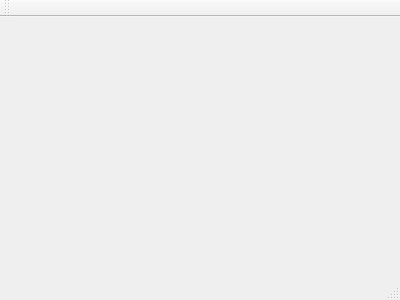
liculm89/Creo-SInel, file creo_sinel/mainwindow.ui: the form before one commit.
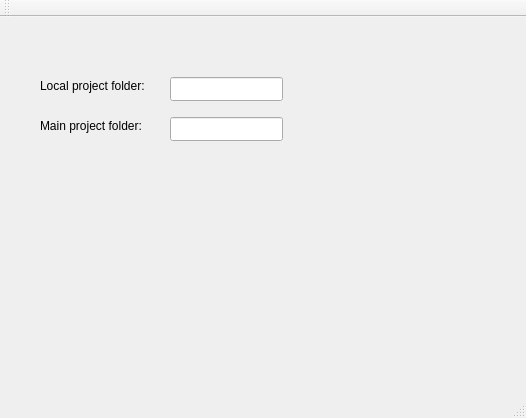
The form after the commit.

What changed in the file:
```diff
--- a/creo_sinel/mainwindow.ui
+++ b/creo_sinel/mainwindow.ui
@@ -1,24 +1,86 @@
 <ui version="4.0">
  <class>MainWindow</class>
- <widget class="QMainWindow" name="MainWindow" >
-  <property name="geometry" >
+ <widget class="QMainWindow" name="MainWindow">
+  <property name="geometry">
    <rect>
     <x>0</x>
     <y>0</y>
-    <width>400</width>
-    <height>300</height>
+    <width>526</width>
+    <height>418</height>
    </rect>
   </property>
   <property name="windowTitle" >
    <string>MainWindow</string>
   </property>
-  <widget class="QMenuBar" name="menuBar" />
-  <widget class="QToolBar" name="mainToolBar" />
-  <widget class="QWidget" name="centralWidget" />
-  <widget class="QStatusBar" name="statusBar" />
+  <widget class="QWidget" name="centralWidget">
+   <widget class="QLabel" name="label">
+    <property name="geometry">
+     <rect>
+      <x>40</x>
+      <y>60</y>
+      <width>131</width>
+      <height>18</height>
+     </rect>
+    </property>
+    <property name="text">
+     <string>Local project folder:</string>
+    </property>
+   </widget>
+   <widget class="QLabel" name="label_2">
+    <property name="geometry">
+     <rect>
+      <x>40</x>
+      <y>100</y>
+      <width>121</width>
+      <height>18</height>
+     </rect>
+    </property>
+    <property name="text">
+     <string>Main project folder:</string>
+    </property>
+   </widget>
+   <widget class="QLineEdit" name="lineEdit">
+    <property name="geometry">
+     <rect>
+      <x>170</x>
+      <y>60</y>
+      <width>113</width>
+      <height>24</height>
+     </rect>
+    </property>
+   </widget>
+   <widget class="QLineEdit" name="lineEdit_2">
+    <property name="geometry">
+     <rect>
+      <x>170</x>
+      <y>100</y>
+      <width>113</width>
+      <height>24</height>
+     </rect>
+    </property>
+   </widget>
+  </widget>
+  <widget class="QMenuBar" name="menuBar">
+   <property name="geometry">
+    <rect>
+     <x>0</x>
+     <y>0</y>
+     <width>526</width>
+     <height>25</height>
+    </rect>
+   </property>
+  </widget>
+  <widget class="QToolBar" name="mainToolBar">
+   <attribute name="toolBarArea">
+    <enum>TopToolBarArea</enum>
+   </attribute>
+   <attribute name="toolBarBreak">
+    <bool>false</bool>
+   </attribute>
+  </widget>
+  <widget class="QStatusBar" name="statusBar"/>
  </widget>
- <layoutDefault spacing="6" margin="11" />
- <pixmapfunction></pixmapfunction>
+ <layoutdefault spacing="6" margin="11"/>
  <resources/>
  <connections/>
 </ui>
```
Left out of the diff: 3 changed lines with no effect on the pictures.
